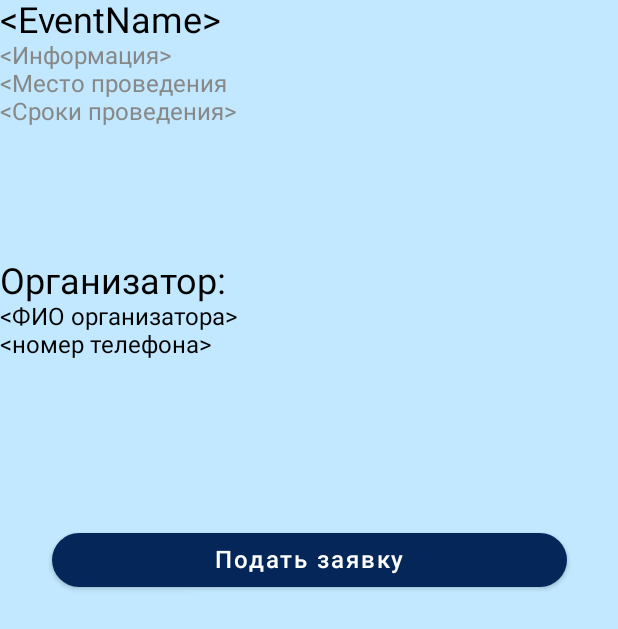
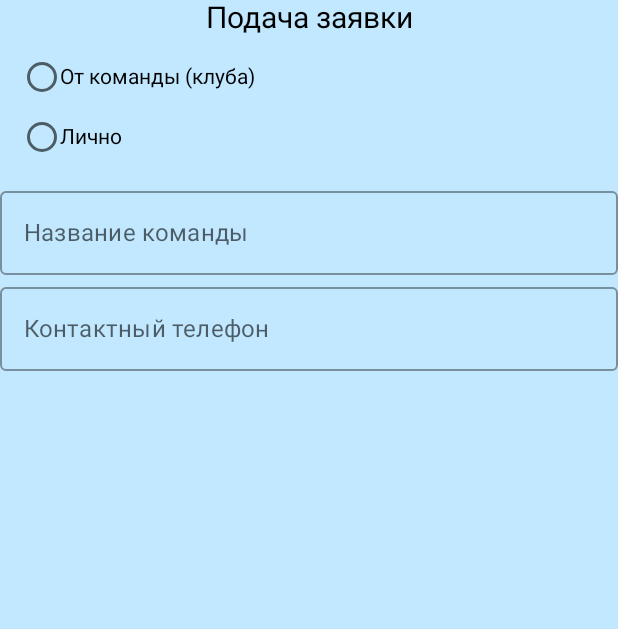
Before and after one commit to badjuju0/SportEventsApp, an Android app built with Jetpack Compose: the AboutEventScreen screen opened through its navigation route, after a tap on "Подать заявку", on a phone screen of 412 x 824 dp. Shown: the top 629 px of the screen. Run offline under Robolectric (Android 15) with nearby library versions, the phone set to English and light mode, and no system bars.

Commit message:
add:EventApplicationScreen

```diff
--- a/app/src/main/java/com/example/sporteventsapp/compose/AboutEventScreen.kt
+++ b/app/src/main/java/com/example/sporteventsapp/compose/AboutEventScreen.kt
@@ -16,9 +16,10 @@ import androidx.compose.ui.Modifier
 import androidx.compose.ui.graphics.Color
 import androidx.compose.ui.unit.dp
 import androidx.compose.ui.unit.sp
+import androidx.navigation.NavController
 
 @Composable
-fun AboutEventScreen(){
+fun AboutEventScreen(navController: NavController){
     Column(
         horizontalAlignment = Alignment.CenterHorizontally,
         modifier = Modifier.fillMaxSize()){
@@ -41,7 +42,7 @@ fun AboutEventScreen(){
 
 
         Button(onClick = {
-            //navController.navigate(Screens.EventCreate.route)
+            navController.navigate(Screens.EventApplication.route)
 
         },
 
--- /dev/null
+++ b/app/src/main/java/com/example/sporteventsapp/compose/EventApplicationScreen.kt
@@ -0,0 +1,83 @@
+package com.example.sporteventsapp.compose
+
+import androidx.compose.foundation.layout.Column
+import androidx.compose.foundation.layout.Row
+import androidx.compose.foundation.layout.fillMaxSize
+import androidx.compose.foundation.layout.fillMaxWidth
+import androidx.compose.foundation.layout.offset
+import androidx.compose.foundation.layout.padding
+import androidx.compose.foundation.selection.selectable
+import androidx.compose.foundation.selection.selectableGroup
+import androidx.compose.material.OutlinedTextField
+import androidx.compose.material.RadioButton
+import androidx.compose.material.Text
+import androidx.compose.runtime.Composable
+import androidx.compose.runtime.getValue
+import androidx.compose.runtime.mutableStateOf
+import androidx.compose.runtime.remember
+import androidx.compose.runtime.setValue
+import androidx.compose.ui.Alignment
+import androidx.compose.ui.Modifier
+import androidx.compose.ui.graphics.Color
+import androidx.compose.ui.tooling.preview.Preview
+import androidx.compose.ui.unit.dp
+import androidx.compose.ui.unit.sp
+
+@Composable
+fun EventApplicationScreen(){
+    Column(modifier = Modifier
+        .fillMaxSize(),
+        horizontalAlignment = Alignment.CenterHorizontally
+    ) {
+        Text("Подача заявки", fontSize = 20.sp)
+        RadioButtons()
+        var teamName_text by remember { mutableStateOf("") }
+        var phoneNumber_text by remember { mutableStateOf("") }
+        OutlinedTextField(
+            modifier = Modifier.fillMaxWidth(),
+            value = teamName_text,
+            onValueChange = { teamName_text = it },
+            label = { Text("Название команды") })
+
+        OutlinedTextField(
+            modifier = Modifier.fillMaxWidth(),
+            value = phoneNumber_text,
+            onValueChange = { phoneNumber_text = it },
+            label = { Text("Контактный телефон") })
+
+    }
+}
+
+
+@Composable
+fun RadioButtons() {
+    val selectedValue = remember { mutableStateOf("") }
+
+    val isSelectedItem: (String) -> Boolean = { selectedValue.value == it }
+    val onChangeState: (String) -> Unit = { selectedValue.value = it }
+
+    val items = listOf("От команды (клуба)", "Лично")
+    Column(Modifier.padding(8.dp)) {
+        //Text(text = "Selected value: ${selectedValue.value.ifEmpty { "NONE" }}")
+        items.forEach { item ->
+            Row(
+                verticalAlignment = Alignment.CenterVertically,
+                modifier = Modifier
+                    .selectable(
+                        selected = isSelectedItem(item),
+                        onClick = { onChangeState(item) }
+                    )
+                    .padding(8.dp)
+            ) {
+                RadioButton(
+                    selected = isSelectedItem(item),
+                    onClick = null
+                )
+                Text(
+                    text = item,
+                    modifier = Modifier.fillMaxWidth()
+                )
+            }
+        }
+    }
+}
--- a/app/src/main/java/com/example/sporteventsapp/compose/EventCreateScreen.kt
+++ b/app/src/main/java/com/example/sporteventsapp/compose/EventCreateScreen.kt
@@ -28,7 +28,7 @@ fun EventCreateScreen(){
             horizontalAlignment = Alignment.CenterHorizontally,
         verticalArrangement = Arrangement.SpaceEvenly
     ){
-        Text(text = "Укажите необходимые данные", fontSize = 20.sp, color = Color.DarkGray)
+        Text(text = "Укажите необходимые данные", fontSize = 20.sp, color = Color.Black)
 
         var text by remember { mutableStateOf("") }
 
--- a/app/src/main/java/com/example/sporteventsapp/compose/NavGraph.kt
+++ b/app/src/main/java/com/example/sporteventsapp/compose/NavGraph.kt
@@ -31,7 +31,10 @@ fun NavGraph (navController: NavHostController){
             EventCreateScreen()
         }
         composable(route = Screens.AboutEvent.route){
-            AboutEventScreen()
+            AboutEventScreen(navController)
+        }
+        composable(route = Screens.EventApplication.route){
+            EventApplicationScreen()
         }
     }
 }
--- a/app/src/main/java/com/example/sporteventsapp/compose/RegistationScreen.kt
+++ b/app/src/main/java/com/example/sporteventsapp/compose/RegistationScreen.kt
@@ -100,7 +100,7 @@ fun RegistrationScreen(navController: NavController) {
 
             Button(onClick = {
                 navController.navigate(Screens.Event.route)
-                viewModel.getRegister(registerPost)
+                //viewModel.getRegister(registerPost)
 
             },
                 modifier = Modifier
--- a/app/src/main/java/com/example/sporteventsapp/compose/Screens.kt
+++ b/app/src/main/java/com/example/sporteventsapp/compose/Screens.kt
@@ -32,4 +32,9 @@ sealed class Screens(val route: String,
     object AboutEvent:Screens("AboutEventScreen",
         icon = Icons.Default.Person,
         title = "AboutEvent")
+
+    object EventApplication:Screens("EventApplicationScreen",
+        icon = Icons.Default.Person,
+        title = "EventApplication"
+        )
 }
```
